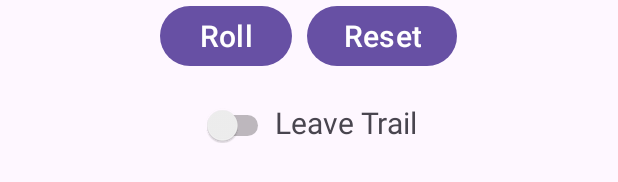
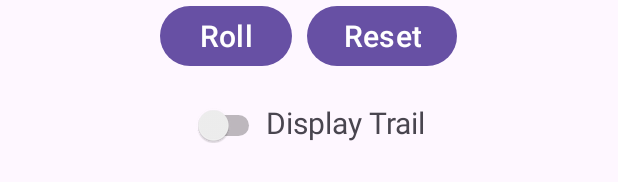
Before and after one commit to lonewanderer27/Snakes_and_Ladders, an Android app: the layout snl_activity_main.xml on its own in the app's theme, with its tools: preview values and no code run, on a phone screen of 412 x 824 dp. Shown: the part 248-430 px from the top of the screen. Run offline under Robolectric (Android 15) with nearby library versions, the phone set to English and light mode, and no system bars.

Commit message:
ui: rename "Leave Trail" to "Display Trail"

```diff
--- a/app/src/main/res/layout/snl_activity_main.xml
+++ b/app/src/main/res/layout/snl_activity_main.xml
@@ -74,7 +74,7 @@
                     android:layout_height="wrap_content"/>
                 <TextView
                     android:gravity="end"
-                    android:text="Leave Trail"
+                    android:text="Display Trail"
                     android:textSize="20sp"
                     android:layout_width="wrap_content"
                     android:layout_height="wrap_content">
```
